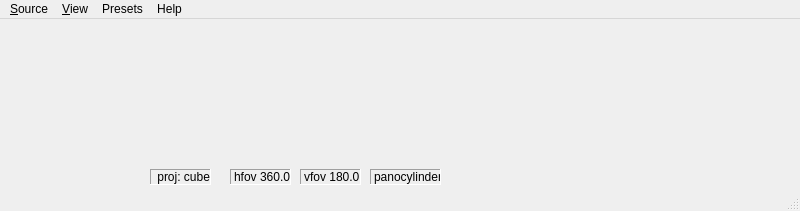
Before: the Qt Designer form ui/mainwindow.ui in lazarus-pkgs/panini, drawn with Qt 5.
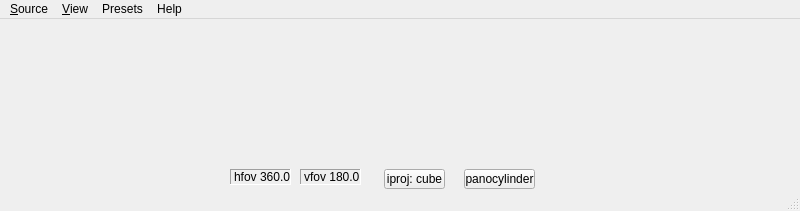
After: the same form once the commit is applied. Icons and pictures are not drawn.

What changed in the file:
```diff
--- a/ui/mainwindow.ui
+++ b/ui/mainwindow.ui
@@ -17,25 +17,6 @@
     <normaloff>:/Icons/panini-icon-blue.jpg</normaloff>:/Icons/panini-icon-blue.jpg</iconset>
   </property>
   <widget class="QWidget" name="centralwidget" >
-   <widget class="QLabel" name="projLabel" >
-    <property name="geometry" >
-     <rect>
-      <x>150</x>
-      <y>150</y>
-      <width>61</width>
-      <height>16</height>
-     </rect>
-    </property>
-    <property name="frameShape" >
-     <enum>QFrame::Panel</enum>
-    </property>
-    <property name="frameShadow" >
-     <enum>QFrame::Sunken</enum>
-    </property>
-    <property name="text" >
-     <string> proj: cube</string>
-    </property>
-   </widget>
    <widget class="QLabel" name="hfovLabel" >
     <property name="geometry" >
      <rect>
@@ -77,23 +58,33 @@
      <string>vfov 180.0</string>
     </property>
    </widget>
-   <widget class="QLabel" name="surfaceLabel" >
-    <property name="enabled" >
-     <bool>true</bool>
+   <widget class="QToolButton" name="iprojButton" >
+    <property name="geometry" >
+     <rect>
+      <x>384</x>
+      <y>150</y>
+      <width>61</width>
+      <height>20</height>
+     </rect>
     </property>
+    <property name="text" >
+     <string>iproj: cube</string>
+    </property>
+   </widget>
+   <widget class="QToolButton" name="surfaceButton" >
     <property name="geometry" >
      <rect>
-      <x>370</x>
+      <x>464</x>
       <y>150</y>
       <width>71</width>
-      <height>16</height>
+      <height>20</height>
      </rect>
     </property>
-    <property name="frameShape" >
-     <enum>QFrame::Panel</enum>
-    </property>
-    <property name="frameShadow" >
-     <enum>QFrame::Sunken</enum>
+    <property name="sizePolicy" >
+     <sizepolicy vsizetype="Preferred" hsizetype="Preferred" >
+      <horstretch>0</horstretch>
+      <verstretch>0</verstretch>
+     </sizepolicy>
     </property>
     <property name="text" >
      <string>panocylinder</string>
```
Left out of the diff: 9 changed lines with no effect on the pictures.
